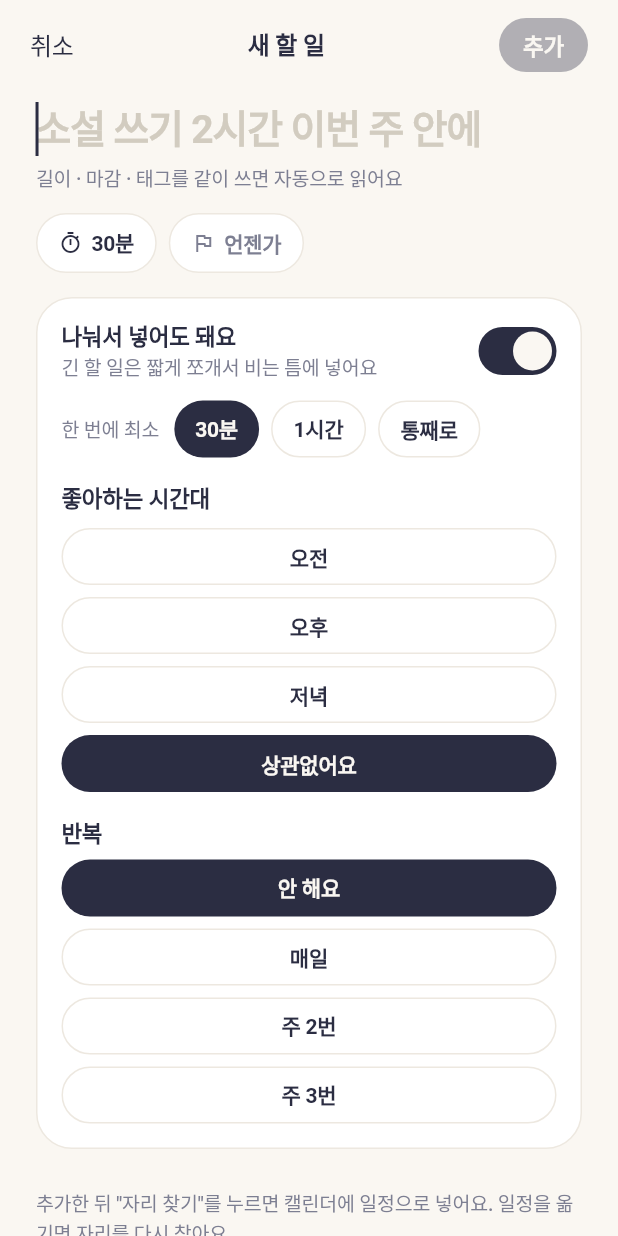
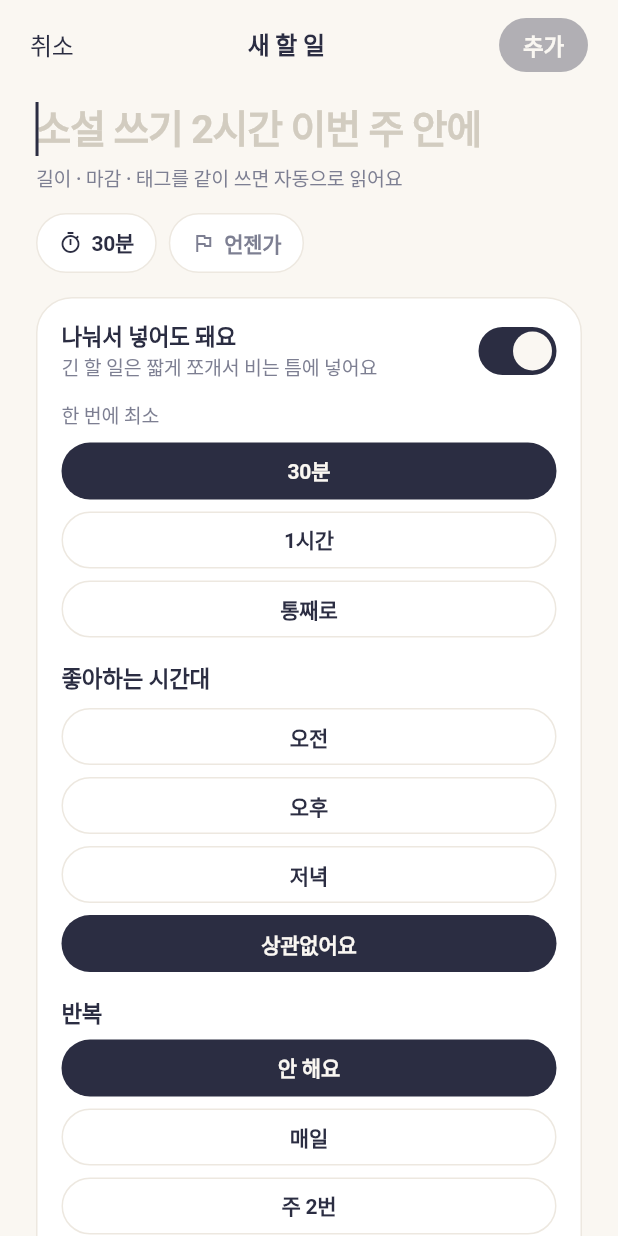
Before and after one commit to isla0x/calendar, a Flutter app: the TodoAddPage screen opened directly, on a phone screen of 412 x 824 dp. Run offline on Flutter 3.47's test engine with Material 3 defaults, Android fonts, the phone set to English and light mode, and no system bars; our stand-ins replace shared_preferences; missing offline and left inert: device_calendar_plus; accounts and stored records are empty; Roboto replaces fonts that are missing (IBMPlexSansKR).

Commit message:
[ios] 할 일 추가 화면 옵션 줄이 넘치던 것 고침
Co-Authored-By: Claude Sonnet 5.5 <noreply@anthropic.com>
Claude-Session: https://claude.ai/code/session_01B2cRu8LCAoFjAV5AXGH4HS

```diff
--- a/lib/ui/todo_pages.dart
+++ b/lib/ui/todo_pages.dart
@@ -891,14 +891,14 @@ class _TodoAddPageState extends State<TodoAddPage> {
                         ),
                         if (_split) ...[
                           const SizedBox(height: 12),
-                          Row(
+                          Text('한 번에 최소', style: ts(context, 13, color: p.muted)),
+                          const SizedBox(height: 8),
+                          Wrap(
+                            spacing: 8,
+                            runSpacing: 8,
                             children: [
-                              Text('한 번에 최소', style: ts(context, 13, color: p.muted)),
-                              const SizedBox(width: 10),
                               _OptChip('30분', _chunk == 30, () => setState(() => _chunk = 30)),
-                              const SizedBox(width: 8),
                               _OptChip('1시간', _chunk == 60, () => setState(() => _chunk = 60)),
-                              const SizedBox(width: 8),
                               _OptChip('통째로', _chunk == 0, () => setState(() => _chunk = 0)),
                             ],
                           ),
```
